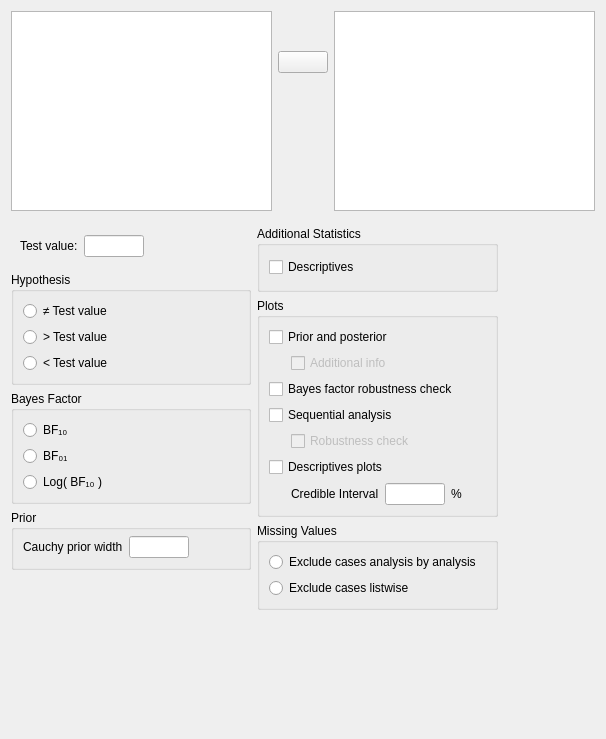
jasp-stats/jasp-desktop, file JASP-Desktop/analysisforms/ttestbayesianonesampleform.ui: the form before one commit.
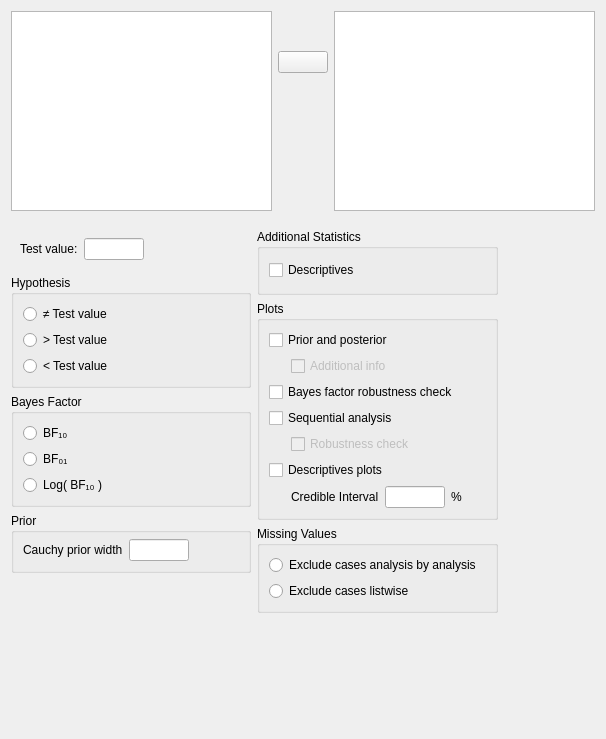
The form after the commit. Custom widgets are drawn as their Qt base class.

```diff
--- a/JASP-Desktop/analysisforms/ttestbayesianonesampleform.ui
+++ b/JASP-Desktop/analysisforms/ttestbayesianonesampleform.ui
@@ -20,6 +20,9 @@
    <string>Form</string>
   </property>
   <layout class="QVBoxLayout" name="verticalLayout">
+   <property name="spacing">
+    <number>0</number>
+   </property>
    <item>
     <widget class="QWidget" name="topWidget" native="true">
      <property name="sizePolicy">
@@ -44,9 +47,6 @@
       <property name="rightMargin">
        <number>0</number>
       </property>
-      <property name="bottomMargin">
-       <number>0</number>
-      </property>
       <item row="0" column="1">
        <widget class="QWidget" name="widget_2" native="true">
         <property name="sizePolicy">
@@ -194,7 +194,7 @@
        <number>0</number>
       </property>
       <property name="bottomMargin">
-       <number>0</number>
+       <number>3</number>
       </property>
       <item row="0" column="0">
        <widget class="QWidget" name="widget_2" native="true">
```
